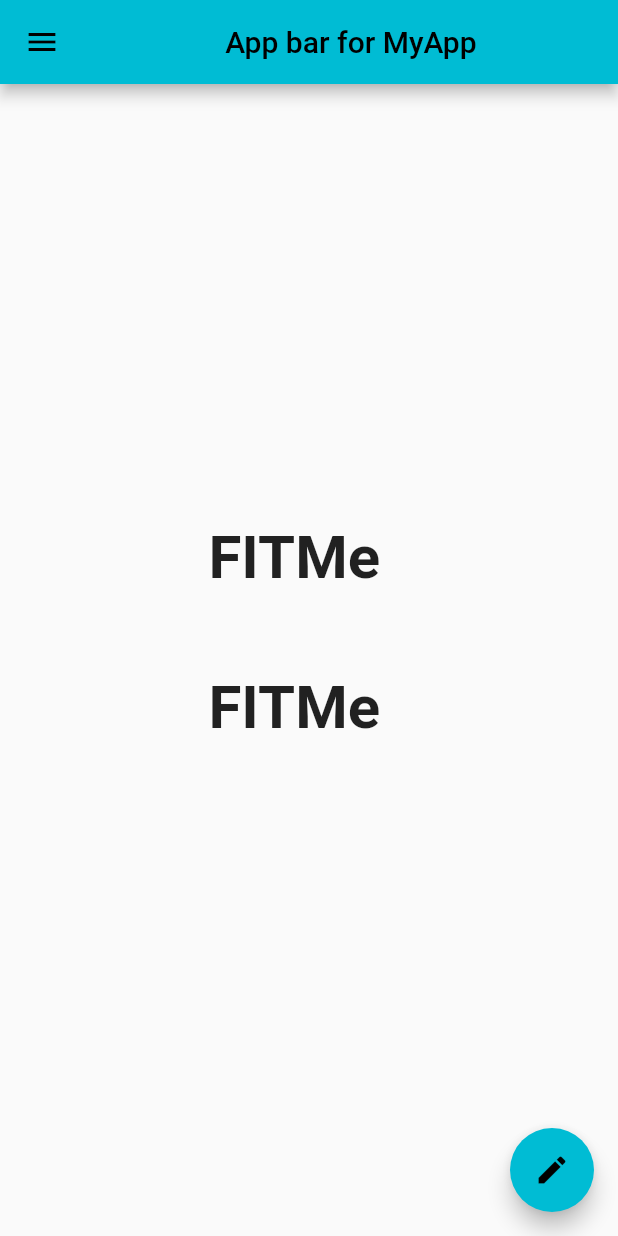
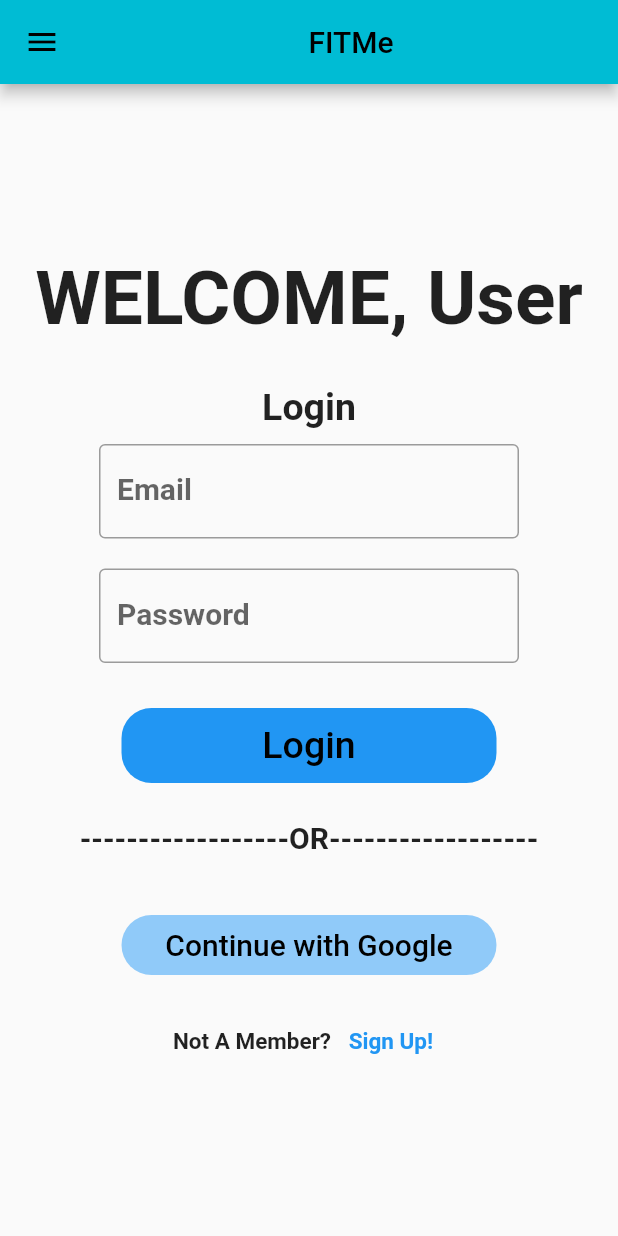
Before and after one commit to dhruvjoshigit-25/FitMe, a Flutter app: the screen it shows after launch, on a phone screen of 412 x 824 dp. Run offline on Flutter 3.47's test engine with Material 2 defaults, Android fonts, the phone set to English and light mode, and no system bars.

Commit message:
Initial change to main.dart

```diff
--- a/fitme/lib/main.dart
+++ b/fitme/lib/main.dart
@@ -20,7 +20,7 @@ class NewHomePage extends StatelessWidget {
   Widget build(BuildContext context) {
     return Scaffold(
       appBar: AppBar(
-        title: Center(child: Text("App bar for MyApp")),
+        title: Center(child: Text("FITMe", textAlign: TextAlign.center,)),
       ),
       body: Center(
         child: Container(
@@ -31,25 +31,146 @@ class NewHomePage extends StatelessWidget {
               Container(
                 padding: const EdgeInsets.all(8),
 
-                width: 150,
-                height: 100,
-                child: Text("FITMe",
-                  style: TextStyle(fontSize: 40,
+
+
+                child: Text("WELCOME, User",
+                  style: TextStyle(fontSize: 50,
                       fontWeight: FontWeight.bold),
                 ),
 
 
               ),
               Container(
-                padding: const EdgeInsets.all(8),
+                padding: const EdgeInsets.all(0),
+                margin: const EdgeInsets.only(top: 20.0),
+                width: 150,
 
-                width: 150,
-                height: 100,
-                child: Text("FITMe",
-                  style: TextStyle(fontSize: 40,
+                child: Text("Login",
+                  style: TextStyle(fontSize: 25,
+                      fontWeight: FontWeight.bold),
+                  textAlign: TextAlign.center,
+                ),
+
+
+              ),
+              Container(
+                padding: EdgeInsets.all(10),
+
+                width: 300,
+                child: TextField(
+
+                  decoration: InputDecoration(
+
+                      border: OutlineInputBorder(),
+                      labelText: ("Email"),
+                      hintText: 'Enter valid mail id'
+                  ),
+                  style: TextStyle(
+                      fontSize: 20,
+                      fontWeight: FontWeight.bold
+                  ),
+                ),
+
+              ),
+              Container(
+                padding: EdgeInsets.all(10),
+                width: 300,
+
+                child: TextField(
+
+                  decoration: InputDecoration(
+                    border: OutlineInputBorder(),
+                    labelText: 'Password',
+
+                  ),
+                  style: TextStyle(
+                      fontSize: 20,
+                      fontWeight: FontWeight.bold
+                  ),
+                ),
+
+
+              ),
+              Container(
+                margin: const EdgeInsets.only(top: 20.0),
+
+                height: 50,
+                width: 250,
+                decoration: BoxDecoration(
+                    color: Colors.blue, borderRadius: BorderRadius.circular(20)),
+                child: TextButton(
+                  onPressed: () {
+                    Navigator.push(
+                        context, MaterialPageRoute(builder: (_) => NewHomePage()));
+                  },
+                  child: Text(
+                    'Login',
+                    style: TextStyle(color: Colors.black, fontSize: 25),
+                  ),
+                ),
+              ),
+              Container(
+                padding: const EdgeInsets.all(10),
+                margin: const EdgeInsets.only(top: 15.0),
+
+                child: Text("------------------OR------------------",
+                  style: TextStyle(fontSize: 20,
                       fontWeight: FontWeight.bold),
                 ),
 
+
+              ),
+              Container(
+                margin: const EdgeInsets.only(top: 30.0),
+                height: 40,
+                width: 250,
+                decoration: BoxDecoration(
+                    color: Colors.blue[200], borderRadius: BorderRadius.circular(20)),
+                child: TextButton(
+                  onPressed: () {
+                    Navigator.push(
+                        context, MaterialPageRoute(builder: (_) => NewHomePage()));
+                  },
+                  child: Text(
+                    'Continue with Google',
+                    style: TextStyle(color: Colors.black, fontSize: 20),
+                  ),
+                ),
+              ),
+
+
+
+              Container(
+                margin: const EdgeInsets.only(top: 20.0),
+                child: Row(
+
+                  mainAxisAlignment: MainAxisAlignment.center,
+                  crossAxisAlignment: CrossAxisAlignment.center,
+                  children: [
+                    Container(
+
+
+                      child : Text("Not A Member?",
+                        style: TextStyle(fontSize: 15,
+                            fontWeight: FontWeight.bold),
+                      ),
+                    ),
+                    Container(
+                        child: TextButton(
+                          onPressed: () {
+                            Navigator.push(
+                                context, MaterialPageRoute(builder: (_) => NewHomePage()));
+                          },
+
+                          child : Text(" Sign Up!",
+                            style: TextStyle(fontSize: 15,
+                                fontWeight: FontWeight.bold, color: Colors.blue),
+                          ),
+                        )
+                    )
+                  ],
+
+                ),
 
               ),
 
@@ -102,12 +223,7 @@ class NewHomePage extends StatelessWidget {
 
 
 
-      // floatingActionButtonLocation: FloatingActionButtonLocation.centerFloat,
-      floatingActionButton: FloatingActionButton(
-        onPressed:(){} ,
-        child: Icon(Icons.edit),
 
-      ),
 
 
 
```
